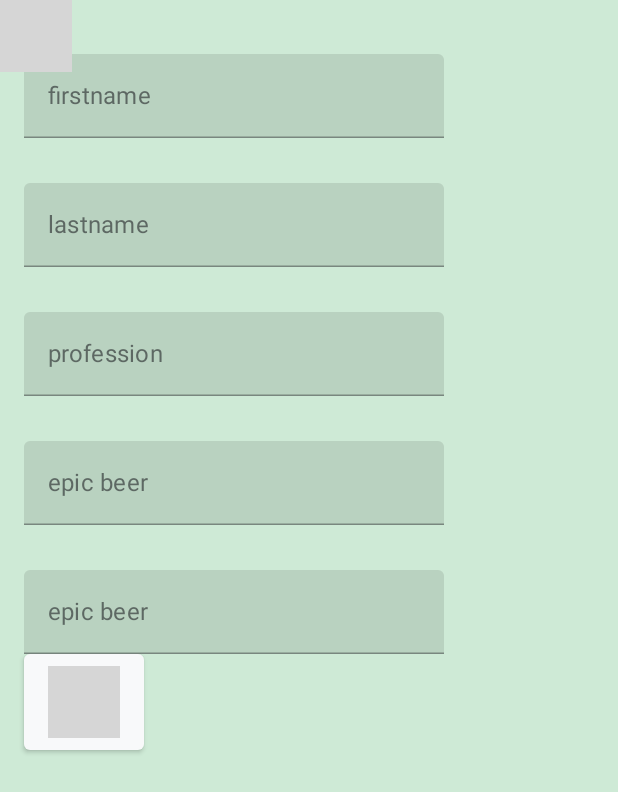
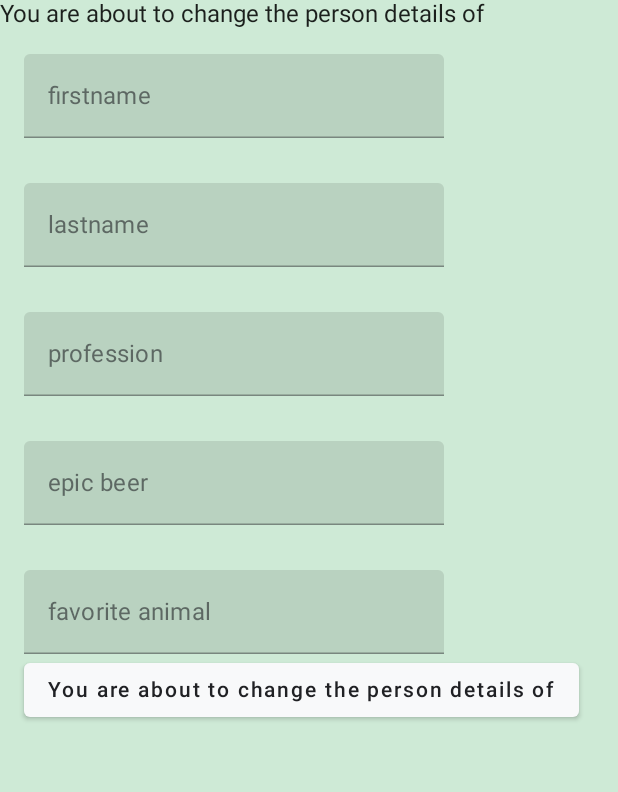
Before and after one commit to thimovandermeer/ft_hangouts, an Android app built with Jetpack Compose: the composable EditPersonInfo called with empty values, on a phone screen of 412 x 824 dp. Shown: the top 792 px of the screen. Run offline under Robolectric (Android 15) with nearby library versions, the phone set to English and light mode, and no system bars; our stand-ins replace Dagger/Hilt's generated code; grey boxes are pictures that could not be loaded.

```diff
--- a/app/src/main/java/com/example/ft_hangouts/screen/Details/EditPersonInfo.kt
+++ b/app/src/main/java/com/example/ft_hangouts/screen/Details/EditPersonInfo.kt
@@ -80,9 +80,9 @@ fun EditPersonInfo(
 
         Spacer(modifier = Modifier.height(30.dp))
         TextField(
-            label = { Text(text = stringResource(R.string.epicbeerText)) },
-            value = favoritebeer.value,
-            onValueChange = { favoritebeer.value = it }
+            label = { Text(text = stringResource(R.string.favoriteanimalText)) },
+            value = favoriteanimal.value,
+            onValueChange = { favoriteanimal.value = it }
         )
 
         Button(
--- a/app/src/main/res/values/strings.xml
+++ b/app/src/main/res/values/strings.xml
@@ -32,4 +32,10 @@
     <string name="registerchannelText">Register</string>
     <string name="chatchannellistitemText">Chat</string>
     <string name="persondetailsText">Person details</string>
+    <string name="changepersondetailsText">change Person details</string>
+    <string name="changingpersoninfoText">You are about to change the person details of </string>
+    <string name="submitchangesText">You are about to change the person details of </string>
+
+
+
 </resources>
```
Also changed, not shown: app/src/main/java/com/example/ft_hangouts/screen/Details/DetailScreen.kt (+7 -0 lines), 1 other file.
